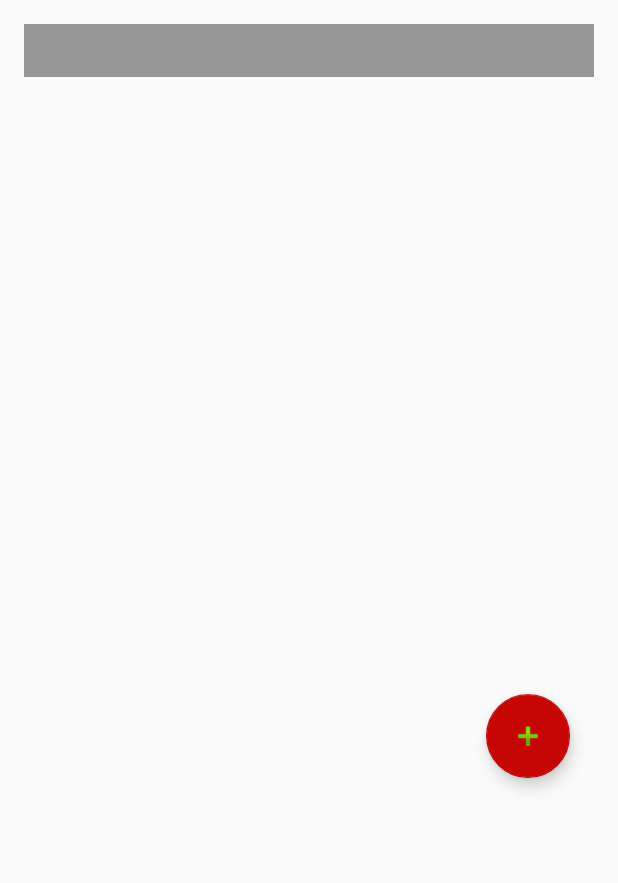
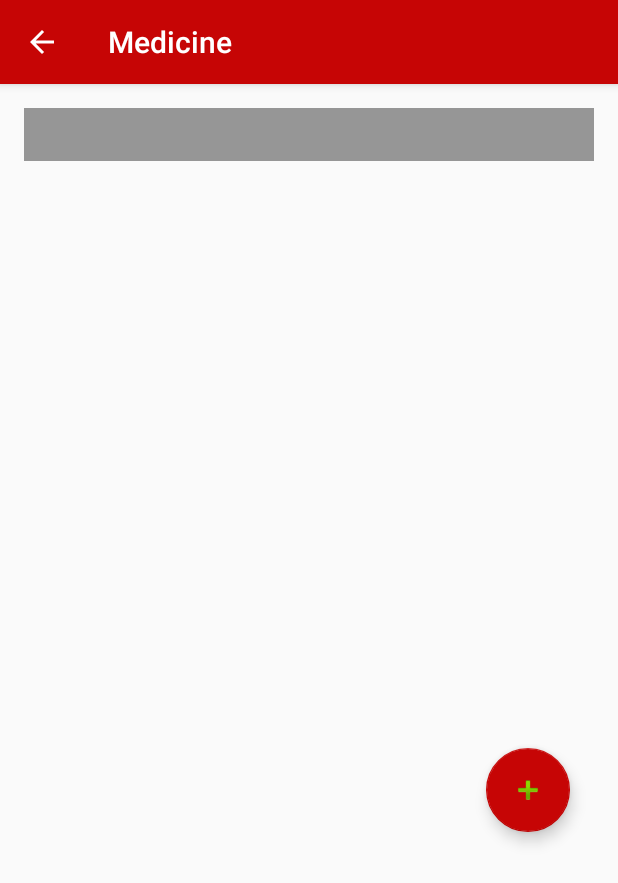
Before and after one commit to prernanain27/HealthAssistant, an Android app: the ViewMedicine screen opened directly, with no data from a screen before it, on a phone screen of 412 x 824 dp. Shown: the top 883 px of the screen. Run offline under Robolectric (Android 15) with nearby library versions, the phone set to English and light mode, and no system bars; 2 statements that could not run were skipped.

Commit message:
Action bar issue resolved in View Medicine

```diff
--- a/app/src/main/java/example/healthassistant/Activities/ViewMedicine.java
+++ b/app/src/main/java/example/healthassistant/Activities/ViewMedicine.java
@@ -10,6 +10,7 @@ import android.os.Bundle;
 //import android.support.v7.widget.Card;
 import android.support.design.widget.FloatingActionButton;
 import android.support.design.widget.Snackbar;
+import android.support.v7.app.AppCompatActivity;
 import android.util.Log;
 import android.view.View;
 import android.view.ViewGroup;
@@ -26,7 +27,7 @@ import example.healthassistant.DbHelper;
 import example.healthassistant.Models.Medicine;
 import example.healthassistant.R;
 
-public class ViewMedicine extends Activity {
+public class ViewMedicine extends AppCompatActivity {
 
     private Context mContext;
     private RelativeLayout mRelativeLayout;
--- a/app/src/main/res/layout/activity_view_medicine.xml
+++ b/app/src/main/res/layout/activity_view_medicine.xml
@@ -34,7 +34,7 @@
 
     <ListView
         android:layout_width="match_parent"
-        android:layout_height="395dp"
+        android:layout_height="375dp"
         android:id="@+id/medicineList"></ListView>
 
     <android.support.design.widget.FloatingActionButton
@@ -46,7 +46,6 @@
         android:layout_alignParentEnd="true"
         android:layout_alignParentRight="true"
         android:baselineAlignBottom="true"
-        android:layout_marginTop="16dp"
         app:srcCompat="@android:drawable/ic_input_add" />
 
 
```
